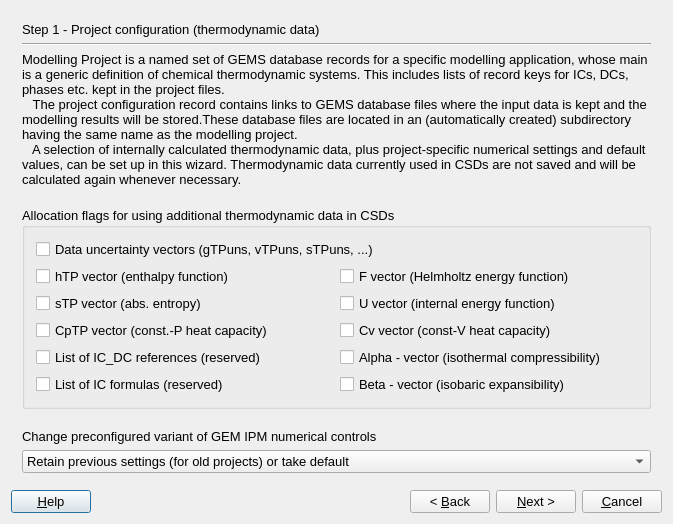
Above: gems3/vizor4/dlg4/ProjectWizard4.ui from gemshub/GEMSGUI before the change. Below: the same form after it.
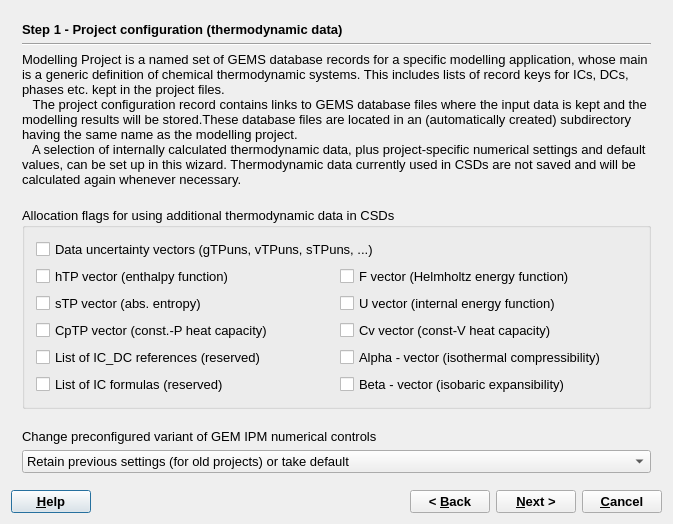
That is the form after the change.

The edit to the form file:
```diff
--- a/gems3/vizor4/dlg4/ProjectWizard4.ui
+++ b/gems3/vizor4/dlg4/ProjectWizard4.ui
@@ -49,6 +49,12 @@
            <verstretch>0</verstretch>
           </sizepolicy>
          </property>
+         <property name="font">
+          <font>
+           <weight>75</weight>
+           <bold>true</bold>
+          </font>
+         </property>
          <property name="text">
           <string>Step 1 - Project configuration (thermodynamic data)</string>
          </property>
@@ -537,6 +543,12 @@
     <layout class="QHBoxLayout">
      <item>
       <widget class="QPushButton" name="pHelp">
+       <property name="font">
+        <font>
+         <weight>75</weight>
+         <bold>true</bold>
+        </font>
+       </property>
        <property name="text">
         <string>&amp;Help</string>
        </property>
@@ -557,6 +569,12 @@
      </item>
      <item>
       <widget class="QPushButton" name="pBack">
+       <property name="font">
+        <font>
+         <weight>75</weight>
+         <bold>true</bold>
+        </font>
+       </property>
        <property name="text">
         <string>&lt; &amp;Back</string>
        </property>
@@ -564,6 +582,12 @@
      </item>
      <item>
       <widget class="QPushButton" name="pNext">
+       <property name="font">
+        <font>
+         <weight>75</weight>
+         <bold>true</bold>
+        </font>
+       </property>
        <property name="text">
         <string>&amp;Next &gt;</string>
        </property>
@@ -571,6 +595,12 @@
      </item>
      <item>
       <widget class="QPushButton" name="pCancel">
+       <property name="font">
+        <font>
+         <weight>75</weight>
+         <bold>true</bold>
+        </font>
+       </property>
        <property name="text">
         <string>&amp;Cancel</string>
        </property>
```
Left out of the diff: 6 changed lines with no effect on the pictures.
